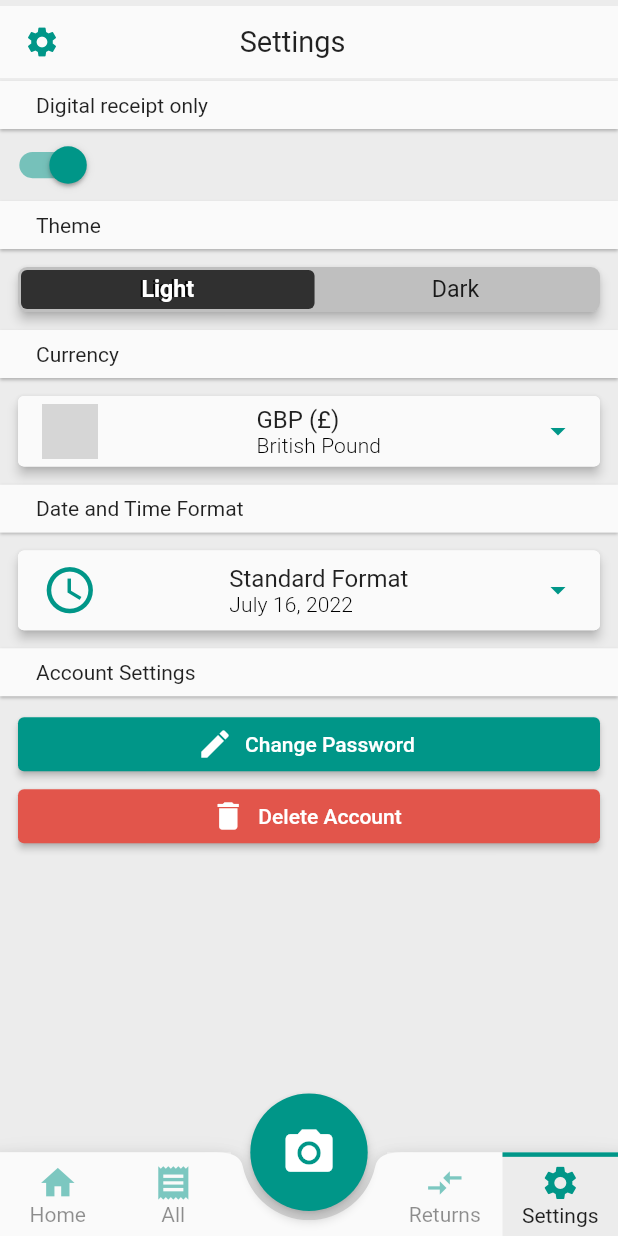
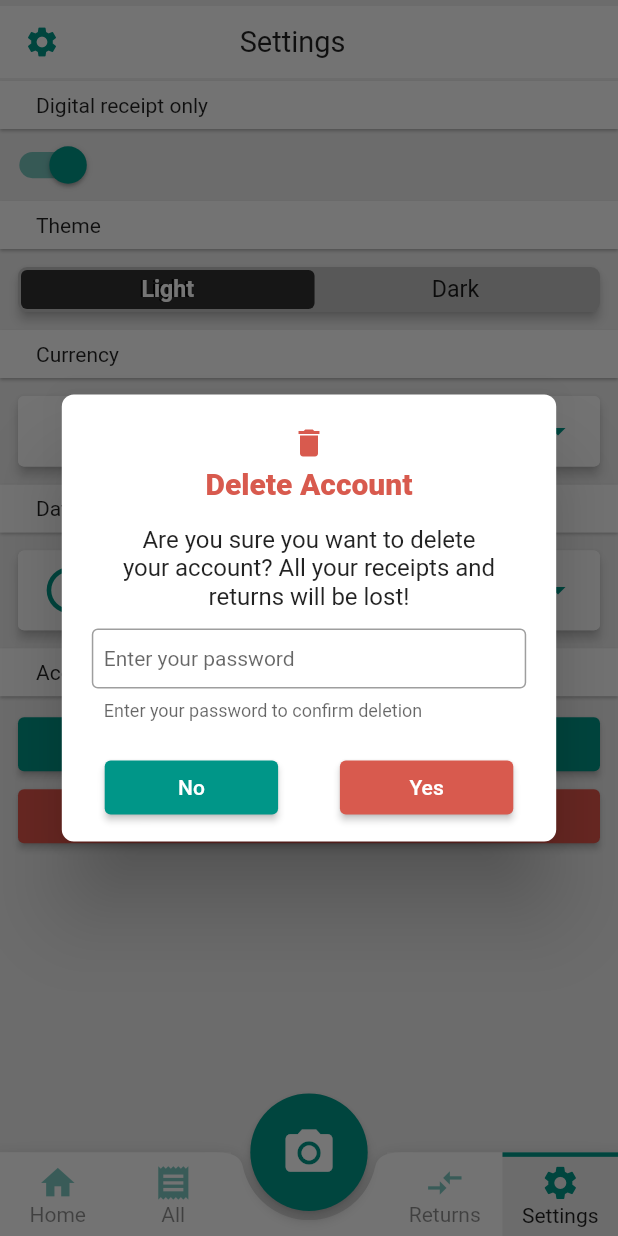
Before and after one commit to TomasKopunec/smart_receipts, a Flutter app: the TabsScaffold screen opened directly, item 4 of the bottom bar chosen, after a tap on "Delete Account", on a phone screen of 412 x 824 dp. Run offline on Flutter 3.47's test engine with Material 2 defaults, Android fonts, the phone set to English and light mode, and no system bars; our stand-ins replace animated_splash_screen, auto_size_text, flutter_slidable, persistent_bottom_nav_bar, qr_flutter, shared_preferences and 1 more; accounts and stored records are empty; grey boxes are pictures that could not be loaded.

Commit message:
Account deletion implemented

```diff
--- a/lib/screens/tabs/settings_screen/settings_screen.dart
+++ b/lib/screens/tabs/settings_screen/settings_screen.dart
@@ -5,6 +5,7 @@ import 'package:smart_receipts/providers/settings/settings_provider.dart';
 import 'package:smart_receipts/widgets/currency_dropdown_button.dart';
 import 'package:smart_receipts/widgets/datetime_dropdown_button.dart';
 import 'package:smart_receipts/widgets/animated_toggle.dart';
+import 'package:smart_receipts/widgets/dialogs/dialog_helper.dart';
 import 'package:smart_receipts/widgets/toggle_switch.dart';
 
 import '../../tab_control/abstract_tab_screen.dart';
@@ -142,7 +143,7 @@ class _SettingsState extends State<SettingsScreen> {
                               backgroundColor:
                                   const Color.fromARGB(255, 226, 85, 75)),
                           onPressed: () {
-                            print('Delete account pressed!');
+                            DialogHelper.confirmAccountDeletion(context);
                           },
                           icon: const Icon(Icons.delete),
                           label: const Text('Delete Account')),
--- a/lib/widgets/dialogs/confirm_dialog.dart
+++ b/lib/widgets/dialogs/confirm_dialog.dart
@@ -1,19 +1,28 @@
 import 'package:flutter/material.dart';
 import 'package:smart_receipts/helpers/size_helper.dart';
 
-class ConfirmDialog extends StatelessWidget {
+class ConfirmDialog extends StatefulWidget {
   final String title;
   final String subtitle;
   final IconData icon;
-  final List<ElevatedButton> buttons;
+  final List<Widget> buttons;
+  final Color color;
+  final TextEditingController? input;
 
   ConfirmDialog({
     required this.title,
     required this.subtitle,
     required this.icon,
     required this.buttons,
+    required this.color,
+    this.input,
   });
 
+  @override
+  State<ConfirmDialog> createState() => _ConfirmDialogState();
+}
+
+class _ConfirmDialogState extends State<ConfirmDialog> {
   @override
   Widget build(BuildContext context) {
     return AlertDialog(
@@ -23,14 +32,13 @@ class ConfirmDialog extends StatelessWidget {
       insetPadding: EdgeInsets.zero,
       icon: Padding(
         padding: const EdgeInsets.only(top: 12),
-        child: Icon(icon, color: Theme.of(context).primaryColor),
+        child: Icon(widget.icon, color: widget.color),
       ),
       shape: const RoundedRectangleBorder(
           borderRadius: BorderRadius.all(Radius.circular(8))),
       title: Text(
-        title,
-        style: TextStyle(
-            color: Theme.of(context).primaryColor, fontWeight: FontWeight.w800),
+        widget.title,
+        style: TextStyle(color: widget.color, fontWeight: FontWeight.w800),
       ),
       content: Container(
           width: SizeHelper.getScreenWidth(context) * 0.8,
@@ -42,7 +50,7 @@ class ConfirmDialog extends StatelessWidget {
               Padding(
                 padding: const EdgeInsets.symmetric(horizontal: 32),
                 child: Text(
-                  subtitle,
+                  widget.subtitle,
                   softWrap: true,
                   textAlign: TextAlign.center,
                   style: Theme.of(context)
@@ -51,11 +59,37 @@ class ConfirmDialog extends StatelessWidget {
                       .copyWith(fontWeight: FontWeight.w400),
                 ),
               ),
+              if (widget.input != null)
+                Padding(
+                  padding:
+                      const EdgeInsets.symmetric(vertical: 12, horizontal: 12),
+                  child: TextFormField(
+                    controller: widget.input,
+                    validator: ((val) {
+                      if (val == null || val.isEmpty) {
+                        return "Please enter your password";
+                      }
+                      if (val.length < 8) {
+                        return "Password must have at least 8 characters";
+                      }
+                      return null;
+                    }),
+                    obscureText: true,
+                    style: Theme.of(context).textTheme.bodyMedium,
+                    decoration: const InputDecoration(
+                        helperText: "Enter your password to confirm deletion",
+                        border: OutlineInputBorder(),
+                        hintText: "Enter your password",
+                        contentPadding:
+                            EdgeInsets.symmetric(horizontal: 8, vertical: 12),
+                        isDense: true),
+                  ),
+                ),
               Padding(
                 padding: const EdgeInsets.only(top: 8, bottom: 4),
                 child: Row(
                     mainAxisAlignment: MainAxisAlignment.spaceBetween,
-                    children: buttons
+                    children: widget.buttons
                         .map((e) => Expanded(
                                 child: Padding(
                               padding: EdgeInsets.symmetric(
--- a/lib/widgets/dialogs/dialog_helper.dart
+++ b/lib/widgets/dialogs/dialog_helper.dart
@@ -4,26 +4,39 @@ import 'package:intl/intl.dart';
 import 'package:provider/provider.dart';
 import 'package:smart_receipts/helpers/size_helper.dart';
 import 'package:smart_receipts/models/receipt/receipt.dart';
+import 'package:smart_receipts/providers/auth/auth_provider.dart';
+import 'package:smart_receipts/providers/user_provider.dart';
+import 'package:smart_receipts/utils/snackbar_builder.dart';
 import 'package:smart_receipts/widgets/dialogs/confirm_dialog.dart';
+import 'package:smart_receipts/widgets/dialogs/loading_button.dart';
 
 import '../../helpers/currency_helper.dart';
 import '../../providers/settings/settings_provider.dart';
 
 class DialogHelper {
-  static void showConfirmDialog(
-      {required BuildContext context,
-      String title = "Confirmation",
-      String subtitle = "",
-      IconData icon = Icons.check,
-      List<ElevatedButton> buttons = const []}) {
+  static void showConfirmDialog({
+    required BuildContext context,
+    String title = "Confirmation",
+    String subtitle = "",
+    IconData icon = Icons.check,
+    List<Widget> buttons = const [],
+    Color? color,
+    TextEditingController? controller,
+    Key? key,
+    bool isForm = false,
+  }) {
+    final dialog = ConfirmDialog(
+      title: title,
+      subtitle: subtitle,
+      icon: icon,
+      buttons: buttons,
+      color: color ?? Theme.of(context).primaryColor,
+      input: controller,
+    );
+
     showDialog(
         context: context,
-        builder: (context) => ConfirmDialog(
-              title: title,
-              subtitle: subtitle,
-              icon: icon,
-              buttons: buttons,
-            ));
+        builder: (context) => isForm ? Form(key: key!, child: dialog) : dialog);
   }
 
   static void showChangedPasswordSuccess(
@@ -39,6 +52,59 @@ class DialogHelper {
           ElevatedButton(
               onPressed: () => Navigator.pop(context, false),
               child: const Text('OK')),
+        ]);
+  }
+
+  static void confirmAccountDeletion(BuildContext context) {
+    TextEditingController controller = TextEditingController();
+    final _formKey = GlobalKey<FormState>();
+
+    const redColor = Color.fromRGBO(216, 90, 78, 1);
+    showConfirmDialog(
+        context: context,
+        title: 'Delete Account',
+        subtitle:
+            'Are you sure you want to delete your account? All your receipts and returns will be lost!',
+        icon: Icons.delete,
+        color: redColor,
+        controller: controller,
+        isForm: true,
+        key: _formKey,
+        buttons: [
+          ElevatedButton(
+            onPressed: () => Navigator.pop(context, false),
+            style: ElevatedButton.styleFrom(
+                backgroundColor: Theme.of(context).primaryColor),
+            child: const Text('No'),
+          ),
+          Consumer<UserProvider>(
+              builder: (ctx, users, child) => LoadingButton(
+                    onPressed: () async {
+                      if (!_formKey.currentState!.validate()) {
+                        return;
+                      }
+
+                      final result = await users.deleteAccount(
+                        token: Provider.of<AuthProvider>(context, listen: false)
+                            .token!
+                            .accessToken,
+                        email: users.user!.email,
+                        password: controller.text,
+                      );
+
+                      if (result.status) {
+                        Provider.of<AuthProvider>(context, listen: false)
+                            .setToken(null);
+                        users.clearUser();
+                        Navigator.pop(context, false);
+                      }
+
+                      AppSnackBar.show(context,
+                          AppSnackBarBuilder().withText(result.message!));
+                    },
+                    style: ElevatedButton.styleFrom(backgroundColor: redColor),
+                    child: const Text('Yes'),
+                  ))
         ]);
   }
 
--- /dev/null
+++ b/lib/widgets/dialogs/loading_button.dart
@@ -0,0 +1,41 @@
+import 'package:flutter/material.dart';
+
+class LoadingButton extends StatefulWidget {
+  final Function onPressed;
+  final ButtonStyle? style;
+  final Widget? child;
+
+  const LoadingButton({
+    super.key,
+    required this.onPressed,
+    this.style,
+    this.child,
+  });
+
+  @override
+  State<LoadingButton> createState() => _LoadingButtonState();
+}
+
+class _LoadingButtonState extends State<LoadingButton> {
+  bool _isLoading = false;
+
+  @override
+  Widget build(BuildContext context) {
+    return ElevatedButton(
+      onPressed: () async {
+        setState(() => _isLoading = true);
+        await widget.onPressed();
+        setState(() => _isLoading = false);
+      },
+      style: widget.style,
+      child: _isLoading
+          ? Transform.scale(
+              scale: 0.675,
+              child: const CircularProgressIndicator(
+                color: Colors.white,
+              ),
+            )
+          : widget.child,
+    );
+  }
+}
```
Also changed, not shown: lib/helpers/requests/user_request_helper.dart (+30 -1 lines), lib/providers/user_provider.dart (+16 -1 lines).
